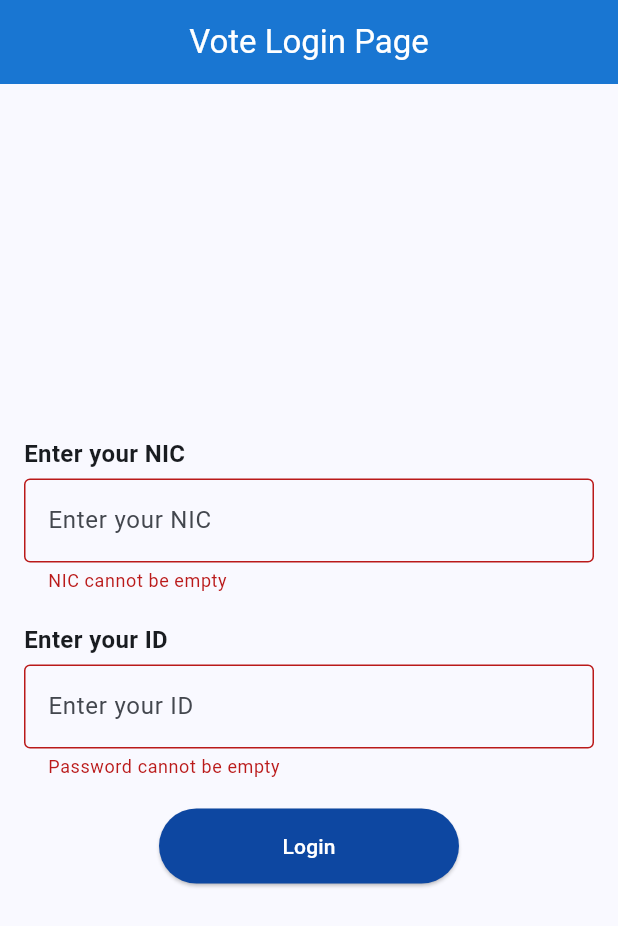
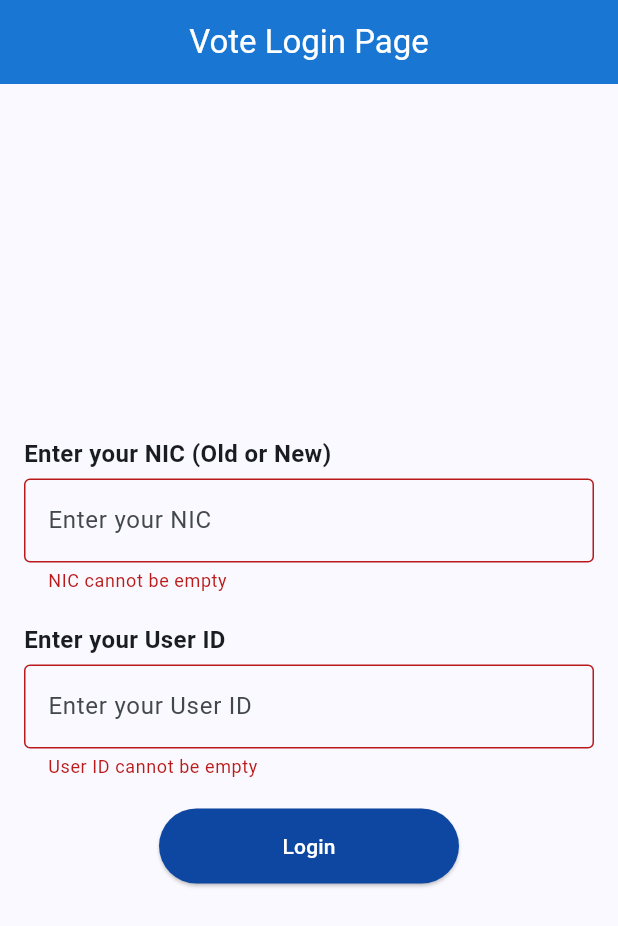
Before and after one commit to lakshannaveen/evotemobile, a Flutter app: the VoteLoginPage screen opened by its route, after a tap on "Login", on a phone screen of 412 x 824 dp. Shown: the top 926 px of the screen. Run offline on Flutter 3.47's test engine with Material 3 defaults, Android fonts, the light colour scheme and no system bars; our stand-ins replace cloud_firestore, firebase_core; missing offline and left inert: bcrypt, dart_jsonwebtoken; accounts and stored records are empty.

Commit message:
add login functionality
update user model , add login page check nic , id and voterstatus when loggin

```diff
--- a/lib/pages/vote_login_page.dart
+++ b/lib/pages/vote_login_page.dart
@@ -1,4 +1,6 @@
 import 'package:flutter/material.dart';
+import '../services/login_service.dart'; // Import the LoginService
+import '../models/user.dart'; // Import the User model
 
 class VoteLoginPage extends StatefulWidget {
   const VoteLoginPage({super.key});
@@ -9,16 +11,17 @@ class VoteLoginPage extends StatefulWidget {
 
 class VoteLoginPageState extends State<VoteLoginPage> {
   final TextEditingController _nicController = TextEditingController();
-  final TextEditingController _passwordController = TextEditingController();
+  final TextEditingController _idController = TextEditingController();
   final GlobalKey<FormState> _formKey = GlobalKey<FormState>();
 
   int _adminTapCount = 0;
   static const String adminSecret = "admin123"; // Admin Secret Key
+  final LoginService _loginService = LoginService(); // Initialize LoginService
 
   @override
   void dispose() {
     _nicController.dispose();
-    _passwordController.dispose();
+    _idController.dispose();
     super.dispose();
   }
 
@@ -30,13 +33,12 @@ class VoteLoginPageState extends State<VoteLoginPage> {
     return oldNICRegex.hasMatch(nic) || newNICRegex.hasMatch(nic);
   }
 
-  bool isValidPassword(String password) {
-    final passwordRegex =
-        RegExp(r'^\d{2}-\d{2}-\d{5}$'); // Password format 20-10-12345
-    return passwordRegex.hasMatch(password);
+  bool isValidUserId(String userId) {
+    final userIdRegex = RegExp(r'^\d{2}-\d{2}-\d{5}$'); // Format: 10-20-12345
+    return userIdRegex.hasMatch(userId);
   }
 
-  void _submit() {
+  Future<void> _submit() async {
     if (_nicController.text == adminSecret) {
       // If admin secret is entered, increase tap count
       _adminTapCount++;
@@ -51,10 +53,30 @@ class VoteLoginPageState extends State<VoteLoginPage> {
 
     // Normal user validation
     if (_formKey.currentState!.validate()) {
-      ScaffoldMessenger.of(context).showSnackBar(
-        const SnackBar(
-            content: Text('NIC and Password are valid. Proceeding...')),
-      );
+      final nic = _nicController.text;
+      final userId = _idController.text;
+
+      try {
+        final user = await _loginService.validateLogin(nic, userId);
+
+        // Debug: Log the user object
+        print('User: $user');
+
+        if (user != null) {
+          Navigator.pushNamed(context, '/verify',
+              arguments: user); // Pass User object to Verify Page
+        } else {
+          ScaffoldMessenger.of(context).showSnackBar(
+            const SnackBar(
+                content: Text('Invalid NIC, User ID, or Vote Status')),
+          );
+        }
+      } catch (e) {
+        print('Error during login: $e');
+        ScaffoldMessenger.of(context).showSnackBar(
+          const SnackBar(content: Text('An error occurred. Please try again.')),
+        );
+      }
     }
   }
 
@@ -76,7 +98,7 @@ class VoteLoginPageState extends State<VoteLoginPage> {
               const Align(
                 alignment: Alignment.centerLeft,
                 child: Text(
-                  'Enter your NIC',
+                  'Enter your NIC (Old or New)',
                   style: TextStyle(fontSize: 16, fontWeight: FontWeight.bold),
                 ),
               ),
@@ -100,23 +122,22 @@ class VoteLoginPageState extends State<VoteLoginPage> {
               const Align(
                 alignment: Alignment.centerLeft,
                 child: Text(
-                  'Enter your ID',
+                  'Enter your User ID',
                   style: TextStyle(fontSize: 16, fontWeight: FontWeight.bold),
                 ),
               ),
               const SizedBox(height: 5),
               TextFormField(
-                controller: _passwordController,
+                controller: _idController,
                 decoration: const InputDecoration(
-                  hintText: 'Enter your ID',
+                  hintText: 'Enter your User ID',
                   border: OutlineInputBorder(),
                 ),
-                obscureText: true,
                 validator: (value) {
                   if (value == null || value.isEmpty) {
-                    return 'Password cannot be empty';
-                  } else if (!isValidPassword(value)) {
-                    return 'Enter a valid password';
+                    return 'User ID cannot be empty';
+                  } else if (!isValidUserId(value)) {
+                    return 'Enter a valid User ID (e.g., 10-20-12345)';
                   }
                   return null;
                 },
--- /dev/null
+++ b/lib/services/login_service.dart
@@ -0,0 +1,31 @@
+import 'package:cloud_firestore/cloud_firestore.dart';
+import '../models/user.dart'; // Import the User model
+
+class LoginService {
+  final FirebaseFirestore _firestore = FirebaseFirestore.instance;
+  final String _collection = 'voters'; // Firestore collection name
+
+  Future<User?> validateLogin(String nic, String userId) async {
+    try {
+      final normalizedNic = nic.toUpperCase();
+
+      QuerySnapshot querySnapshot = await _firestore
+          .collection(_collection)
+          .where('voterId', isEqualTo: userId)
+          .where('voteStatus', isEqualTo: false) // Ensure user hasn't voted
+          .where('nic', isEqualTo: normalizedNic)
+          .get();
+
+      if (querySnapshot.docs.isNotEmpty) {
+        final documentData =
+            querySnapshot.docs.first.data() as Map<String, dynamic>;
+        return User.fromMap(documentData);
+      } else {
+        return null;
+      }
+    } catch (e) {
+      print('Error validating login: $e');
+      rethrow;
+    }
+  }
+}
```
Also changed, not shown: lib/models/user.dart (+13 -20 lines).
